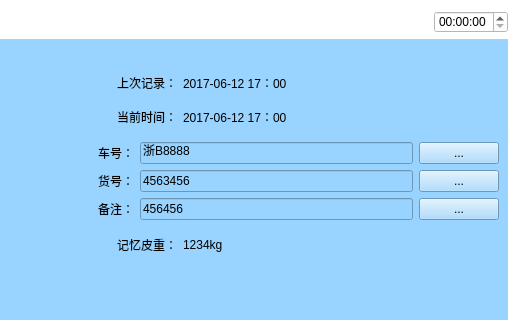
First picture: the form in WeighSensor/erciguobang.ui, repository xsw258x2s5w8/WeightSensor, before the edit; both pictures show x 159 to 678 and y 0 to 320 of the 678 by 488 pixel window.
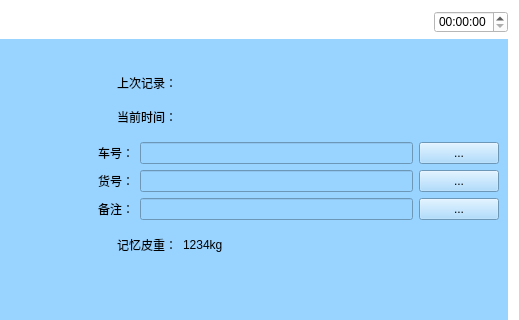
Second picture: the form after the edit. Icons and pictures are not drawn.

Patch:
```diff
--- a/WeighSensor/erciguobang.ui
+++ b/WeighSensor/erciguobang.ui
@@ -150,7 +150,7 @@
         <item>
          <widget class="QLabel" name="lastTime">
           <property name="text">
-           <string>2017-06-12 17：00</string>
+           <string/>
           </property>
          </widget>
         </item>
@@ -173,7 +173,7 @@
           <item>
            <widget class="QLabel" name="currentTime">
             <property name="text">
-             <string>2017-06-12 17：00</string>
+             <string/>
             </property>
            </widget>
           </item>
@@ -194,7 +194,7 @@
           <item>
            <widget class="QLineEdit" name="lineEdit_car">
             <property name="text">
-             <string>浙B8888</string>
+             <string/>
             </property>
            </widget>
           </item>
@@ -222,7 +222,7 @@
           <item>
            <widget class="QLineEdit" name="lineEdit_art">
             <property name="text">
-             <string>4563456</string>
+             <string/>
             </property>
            </widget>
           </item>
@@ -250,7 +250,7 @@
           <item>
            <widget class="QLineEdit" name="lineEdit_remark">
             <property name="text">
-             <string>456456</string>
+             <string/>
             </property>
            </widget>
           </item>
```
